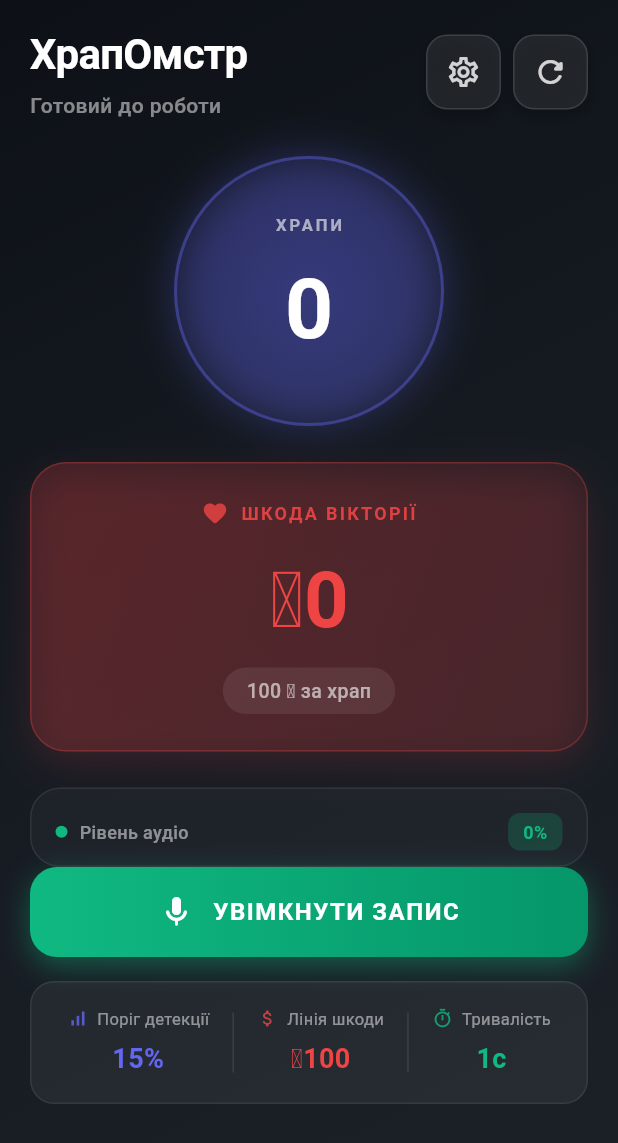
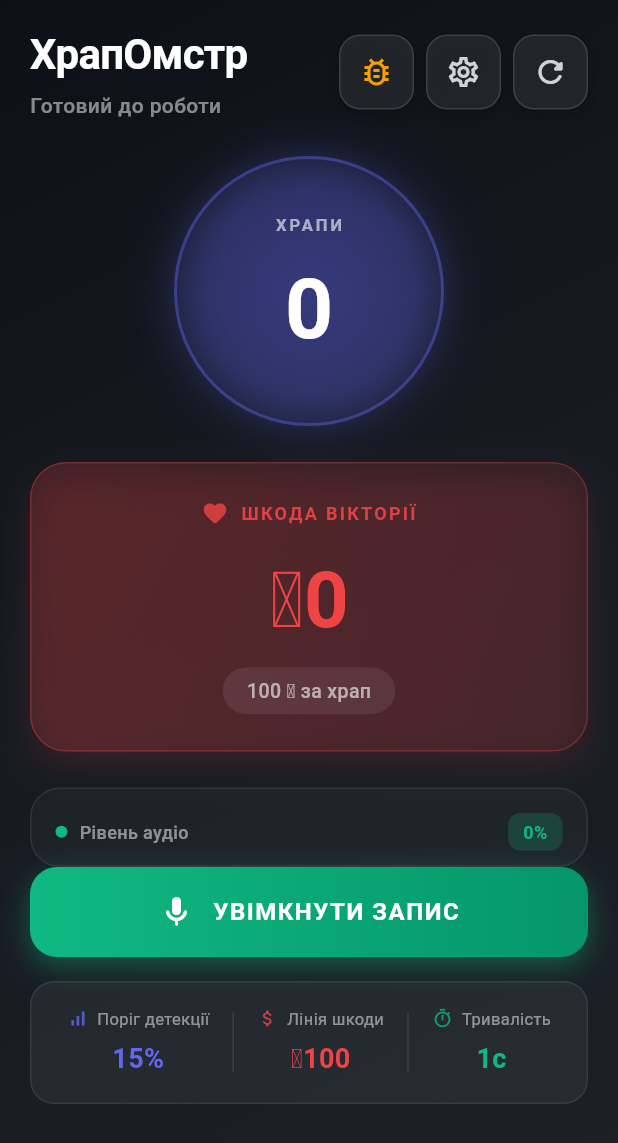
Before and after one commit to maxartk/snore-tracker-pro, a Flutter app: the screen it shows after launch, on a phone screen of 412 x 824 dp. Shown: the top 1143 px of the screen. Run offline on Flutter 3.47's test engine with Material 3 defaults, Android fonts, the phone set to English and light mode, and no system bars; missing offline and left inert: record; Roboto replaces fonts that are missing (SF Pro Display).

Commit message:
Add debug panel: real-time values + log copy to clipboard

```diff
--- a/lib/main.dart
+++ b/lib/main.dart
@@ -2,6 +2,7 @@ import 'dart:math';
 import 'dart:async';
 import 'dart:typed_data';
 import 'package:flutter/material.dart';
+import 'package:flutter/services.dart';
 import 'package:record/record.dart';
 
 void main() {
@@ -69,6 +70,7 @@ class _SnoreCostPageState extends State<SnoreCostPage>
   int _calibrationCount = 0;
   final List<double> _calibrationSamples = [];
   bool _inCooldown = false;
+  final List<String> _debugLog = [];
 
   @override
   void initState() {
@@ -127,6 +129,13 @@ class _SnoreCostPageState extends State<SnoreCostPage>
 
     final rms = sqrt(sum / count);
     final normalizedLevel = (rms / 32768.0).clamp(0.0, 1.0);
+
+    // Debug log
+    if (_debugLog.length > 50) _debugLog.removeAt(0);
+    if (_calibrationCount >= 30) {
+      final adjustedLevel = (normalizedLevel - _backgroundLevel).clamp(0.0, 1.0);
+      _debugLog.add('${DateTime.now().toString().substring(11,19)} | raw:${normalizedLevel.toStringAsFixed(3)} bg:${_backgroundLevel.toStringAsFixed(3)} adj:${adjustedLevel.toStringAsFixed(3)} thr:${_snoreThreshold.toStringAsFixed(2)}');
+    }
 
     if (_calibrationCount < 30) {
       _calibrationSamples.add(normalizedLevel);
@@ -269,7 +278,21 @@ class _SnoreCostPageState extends State<SnoreCostPage>
       _totalDamage = 0.0;
       _volumeHistory.clear();
       _snoreLevel = 0.0;
+      _debugLog.clear();
     });
+  }
+
+  void _copyDebugLogs() {
+    final logs = _debugLog.isEmpty ? 'No logs yet' : _debugLog.join('\n');
+    Clipboard.setData(ClipboardData(text: logs));
+    ScaffoldMessenger.of(context).showSnackBar(
+      SnackBar(
+        content: Text(_debugLog.isEmpty ? 'Немає логів' : 'Скопійовано ${_debugLog.length} записів'),
+        backgroundColor: const Color(0xFF10B981),
+        behavior: SnackBarBehavior.floating,
+        duration: const Duration(seconds: 2),
+      ),
+    );
   }
 
   void _showSettings() {
@@ -557,6 +580,7 @@ class _SnoreCostPageState extends State<SnoreCostPage>
                 _buildDamageCard(),
                 const SizedBox(height: 24),
                 Expanded(child: _buildGraph()),
+                _buildDebugPanel(),
                 _buildControls(),
                 const SizedBox(height: 16),
                 _buildInfoPanel(),
@@ -607,6 +631,12 @@ class _SnoreCostPageState extends State<SnoreCostPage>
           Row(
             children: [
               _buildGlassIconBtn(
+                icon: Icons.bug_report_outlined,
+                onTap: _copyDebugLogs,
+                color: const Color(0xFFF59E0B),
+              ),
+              const SizedBox(width: 8),
+              _buildGlassIconBtn(
                 icon: Icons.settings_outlined,
                 onTap: _showSettings,
               ),
@@ -622,7 +652,7 @@ class _SnoreCostPageState extends State<SnoreCostPage>
     );
   }
 
-  Widget _buildGlassIconBtn({required IconData icon, required VoidCallback onTap}) {
+  Widget _buildGlassIconBtn({required IconData icon, required VoidCallback onTap, Color? color}) {
     return Container(
       decoration: BoxDecoration(
         borderRadius: BorderRadius.circular(14),
@@ -637,7 +667,7 @@ class _SnoreCostPageState extends State<SnoreCostPage>
         ],
       ),
       child: IconButton(
-        icon: Icon(icon, color: Colors.white.withOpacity(0.8)),
+        icon: Icon(icon, color: color ?? Colors.white.withOpacity(0.8)),
         onPressed: onTap,
       ),
     );
@@ -781,6 +811,74 @@ class _SnoreCostPageState extends State<SnoreCostPage>
               ),
             ),
           ),
+        ],
+      ),
+    );
+  }
+
+
+  Widget _buildDebugPanel() {
+    if (!_isRecording) return const SizedBox.shrink();
+
+    return Container(
+      margin: const EdgeInsets.only(top: 16, bottom: 16),
+      padding: const EdgeInsets.all(12),
+      decoration: BoxDecoration(
+        color: Colors.black.withOpacity(0.3),
+        borderRadius: BorderRadius.circular(12),
+        border: Border.all(color: Colors.yellow.withOpacity(0.3)),
+      ),
+      child: Column(
+        crossAxisAlignment: CrossAxisAlignment.start,
+        children: [
+          Row(
+            mainAxisAlignment: MainAxisAlignment.spaceBetween,
+            children: [
+              const Text(
+                '🔍 DEBUG',
+                style: TextStyle(
+                  color: Colors.yellow,
+                  fontSize: 12,
+                  fontWeight: FontWeight.bold,
+                ),
+              ),
+              Text(
+                'logs: ${_debugLog.length}',
+                style: TextStyle(
+                  color: Colors.yellow.withOpacity(0.7),
+                  fontSize: 10,
+                ),
+              ),
+            ],
+          ),
+          const SizedBox(height: 8),
+          Text(
+            'raw: ${(_snoreLevel * 100).toInt()}% | bg: ${(_backgroundLevel * 100).toInt()}% | thr: ${(_snoreThreshold * 100).toInt()}%',
+            style: const TextStyle(color: Colors.yellow, fontSize: 11, fontFamily: 'monospace'),
+          ),
+          const SizedBox(height: 4),
+          Text(
+            'cooldown: $_inCooldown | progress: $_snoreInProgress | dur: ${_snoreDurationSeconds}s',
+            style: const TextStyle(color: Colors.yellow, fontSize: 11, fontFamily: 'monospace'),
+          ),
+          if (_debugLog.isNotEmpty) ...[
+            const SizedBox(height: 8),
+            Container(
+              height: 60,
+              padding: const EdgeInsets.all(6),
+              decoration: BoxDecoration(
+                color: Colors.black.withOpacity(0.5),
+                borderRadius: BorderRadius.circular(6),
+              ),
+              child: ListView.builder(
+                itemCount: _debugLog.length > 5 ? 5 : _debugLog.length,
+                itemBuilder: (ctx, i) => Text(
+                  _debugLog[_debugLog.length - 5 + i],
+                  style: const TextStyle(color: Colors.greenAccent, fontSize: 9, fontFamily: 'monospace'),
+                ),
+              ),
+            ),
+          ],
         ],
       ),
     );
```
